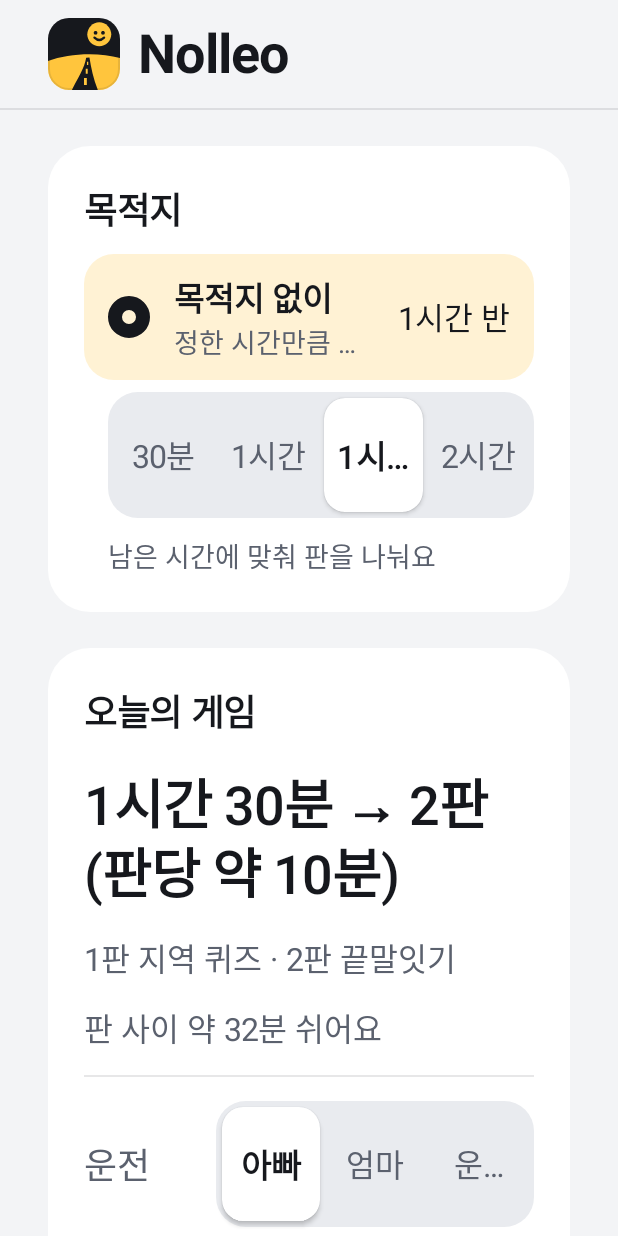
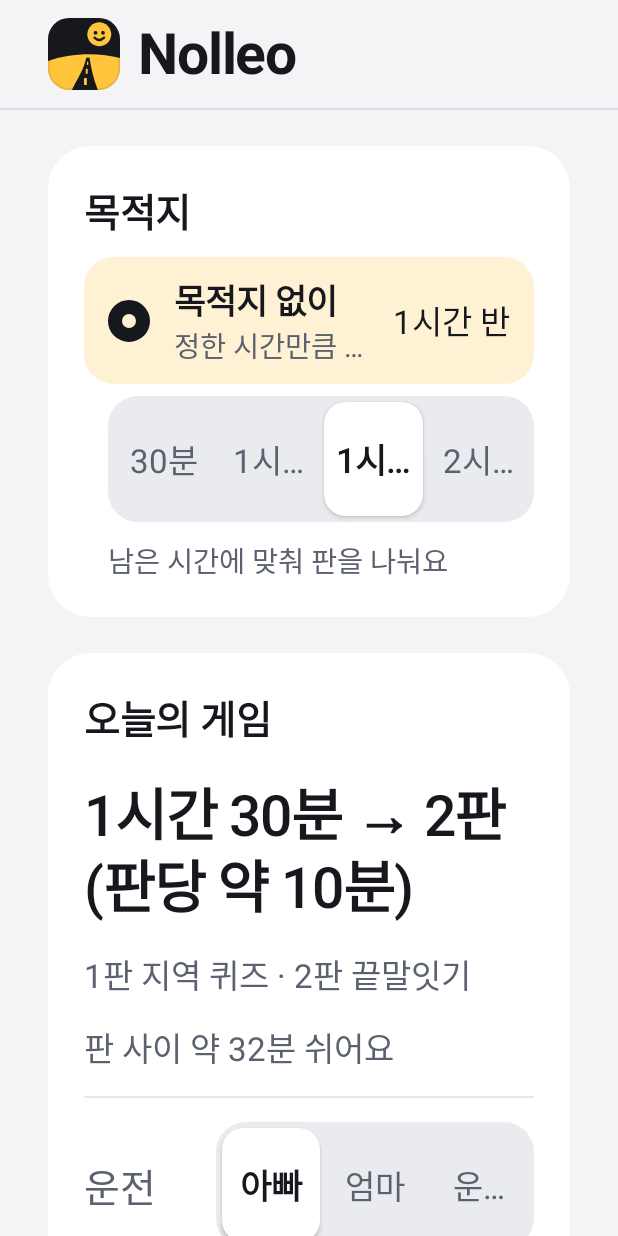
Before and after one commit to dxyxxn/Nolleo, an Android app built with Jetpack Compose: the screen it shows after launch (MainActivity), after a tap on "1시간 반", on a phone screen of 412 x 824 dp. Run offline under Robolectric (Android 15) with nearby library versions, the phone set to English and light mode, and no system bars; libraries missing offline, so code that uses them is left out: ai.pleos.playground; 26 statements that could not run were skipped.

Commit message:
style: 글자 크기를 전반적으로 조금 키움 (1~4sp, 약 5~8% — 가장 작은 글자 19sp)

```diff
--- a/app/src/main/java/com/nolleo/app/ui/theme/Theme.kt
+++ b/app/src/main/java/com/nolleo/app/ui/theme/Theme.kt
@@ -161,25 +161,26 @@ object Nl {
 }
 
 // 플랫폼 기본 글꼴(Asta Sans)을 그대로 쓴다 — 400 Regular, 600 Bold 두 굵기만 (500 은 플랫폼에서 Regular 로 매핑됨).
-// 가장 작은 글자는 18sp (DEV_GUIDE §6.5: 12sp 이상·실제 18px 이상). 주행 화면 본문은 28sp 이상.
+// 가장 작은 글자는 19sp (DEV_GUIDE §6.5: 12sp 이상·실제 18px 이상). 주행 화면 본문은 30sp 이상.
+// 11/8 사용자 요청("전반적으로 폰트가 작다, 아주 살짝만")으로 모든 크기를 1~4sp(약 5~8%) 키웠다.
 private val Regular = FontWeight.Normal
 private val Strong = FontWeight.SemiBold
 
 private val typography = Typography(
-    displayLarge = TextStyle(fontSize = 72.sp, fontWeight = Strong, lineHeight = 84.sp, letterSpacing = (-0.02).em),
-    displayMedium = TextStyle(fontSize = 56.sp, fontWeight = Regular, lineHeight = 66.sp, letterSpacing = (-0.02).em),
-    headlineLarge = TextStyle(fontSize = 44.sp, fontWeight = Strong, lineHeight = 58.sp, letterSpacing = (-0.02).em),
-    headlineMedium = TextStyle(fontSize = 36.sp, fontWeight = Strong, lineHeight = 46.sp, letterSpacing = (-0.02).em),
-    headlineSmall = TextStyle(fontSize = 30.sp, fontWeight = Regular, lineHeight = 40.sp, letterSpacing = (-0.01).em),
-    titleLarge = TextStyle(fontSize = 28.sp, fontWeight = Strong, lineHeight = 36.sp, letterSpacing = (-0.01).em),
-    titleMedium = TextStyle(fontSize = 24.sp, fontWeight = Strong, lineHeight = 32.sp, letterSpacing = (-0.01).em),
-    titleSmall = TextStyle(fontSize = 22.sp, fontWeight = Strong, lineHeight = 30.sp),
-    bodyLarge = TextStyle(fontSize = 24.sp, fontWeight = Regular, lineHeight = 34.sp),
-    bodyMedium = TextStyle(fontSize = 21.sp, fontWeight = Regular, lineHeight = 30.sp),
-    bodySmall = TextStyle(fontSize = 19.sp, fontWeight = Regular, lineHeight = 26.sp),
-    labelLarge = TextStyle(fontSize = 24.sp, fontWeight = Strong, lineHeight = 30.sp),
-    labelMedium = TextStyle(fontSize = 20.sp, fontWeight = Strong, lineHeight = 26.sp),
-    labelSmall = TextStyle(fontSize = 18.sp, fontWeight = Regular, lineHeight = 24.sp),
+    displayLarge = TextStyle(fontSize = 76.sp, fontWeight = Strong, lineHeight = 88.sp, letterSpacing = (-0.02).em),
+    displayMedium = TextStyle(fontSize = 60.sp, fontWeight = Regular, lineHeight = 70.sp, letterSpacing = (-0.02).em),
+    headlineLarge = TextStyle(fontSize = 46.sp, fontWeight = Strong, lineHeight = 60.sp, letterSpacing = (-0.02).em),
+    headlineMedium = TextStyle(fontSize = 38.sp, fontWeight = Strong, lineHeight = 48.sp, letterSpacing = (-0.02).em),
+    headlineSmall = TextStyle(fontSize = 32.sp, fontWeight = Regular, lineHeight = 42.sp, letterSpacing = (-0.01).em),
+    titleLarge = TextStyle(fontSize = 30.sp, fontWeight = Strong, lineHeight = 38.sp, letterSpacing = (-0.01).em),
+    titleMedium = TextStyle(fontSize = 26.sp, fontWeight = Strong, lineHeight = 34.sp, letterSpacing = (-0.01).em),
+    titleSmall = TextStyle(fontSize = 23.sp, fontWeight = Strong, lineHeight = 31.sp),
+    bodyLarge = TextStyle(fontSize = 26.sp, fontWeight = Regular, lineHeight = 36.sp),
+    bodyMedium = TextStyle(fontSize = 22.sp, fontWeight = Regular, lineHeight = 31.sp),
+    bodySmall = TextStyle(fontSize = 20.sp, fontWeight = Regular, lineHeight = 27.sp),
+    labelLarge = TextStyle(fontSize = 26.sp, fontWeight = Strong, lineHeight = 32.sp),
+    labelMedium = TextStyle(fontSize = 21.sp, fontWeight = Strong, lineHeight = 27.sp),
+    labelSmall = TextStyle(fontSize = 19.sp, fontWeight = Regular, lineHeight = 25.sp),
 )
 
 @Composable
```
